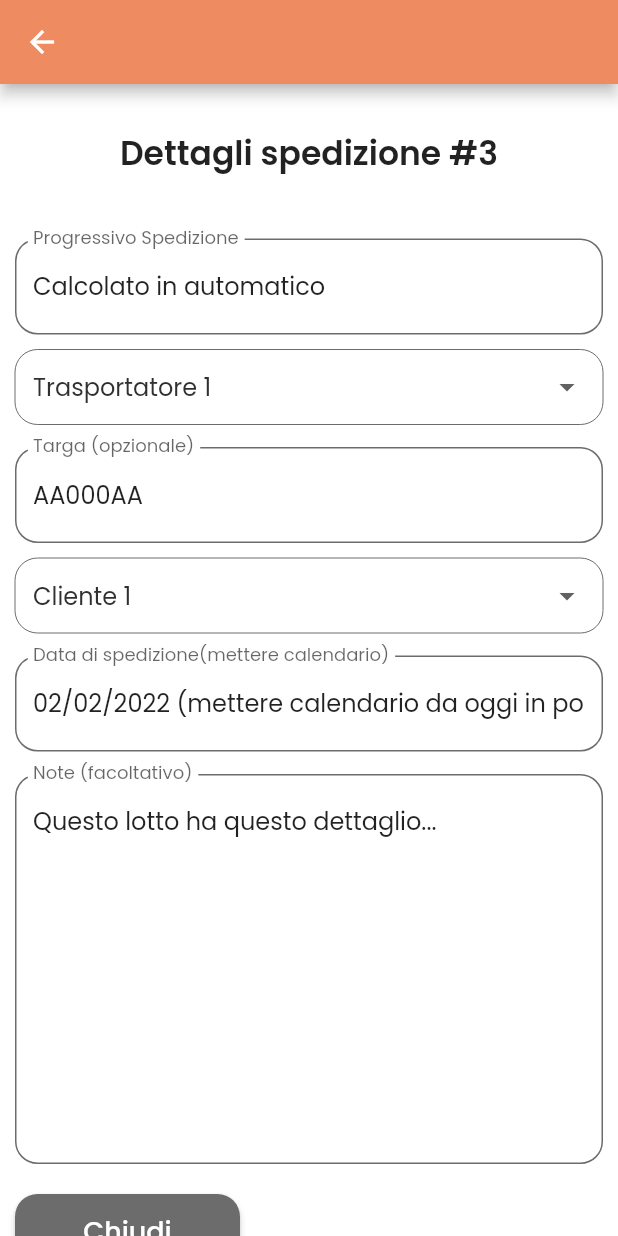
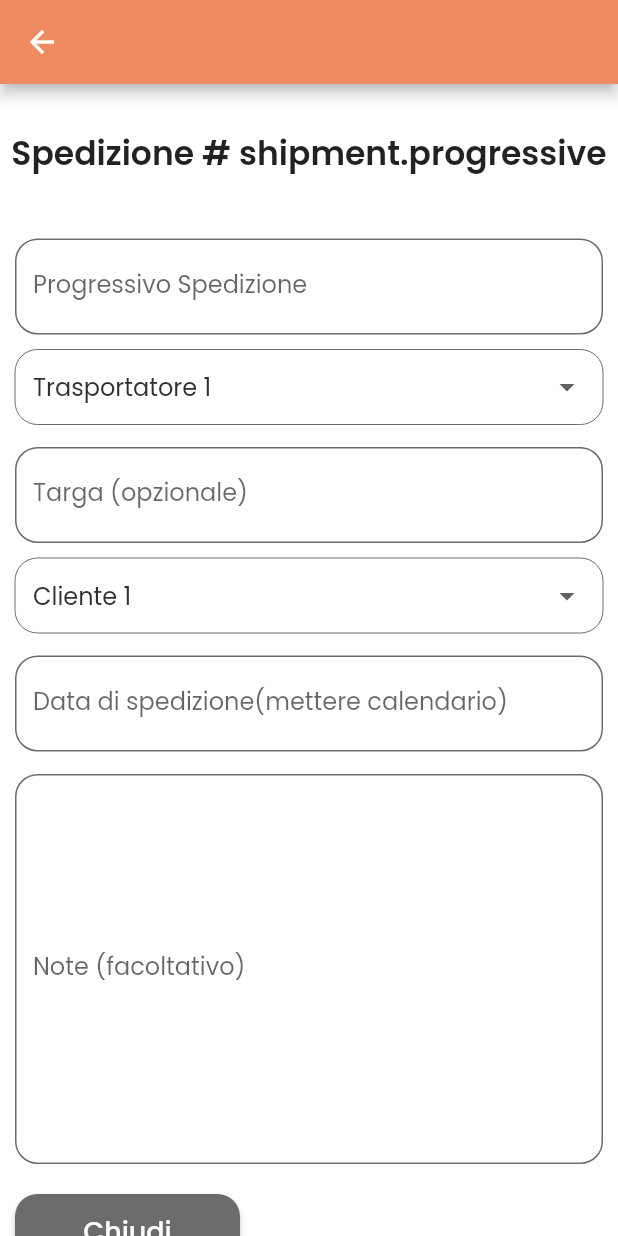
Before and after one commit to enricodido/app1, a Flutter app: the DettagliSpedizioneWidget screen opened by its route, on a phone screen of 412 x 824 dp. Run offline on Flutter 3.47's test engine with Material 2 defaults, Android fonts, the phone set to English and light mode, and no system bars; drawn by our look-alikes of auto_size_text; our stand-ins replace easy_debounce, flutter_bloc, font_awesome_flutter, get_it, google_fonts, page_transition and 2 more; missing offline and left inert: flutter_barcode_scanner, json_path; accounts and stored records are empty.

Commit message:
detail shipment, fix save

```diff
--- a/lib/pages/detail_new_shipment.dart
+++ b/lib/pages/detail_new_shipment.dart
@@ -1,12 +1,23 @@
+import 'package:agros_app/model/shipment.dart';
 import 'package:agros_app/pages/shipment.dart';
+import 'package:flutter/scheduler.dart';
 import 'package:flutter/services.dart';
+import 'package:flutter_bloc/flutter_bloc.dart';
 
+import '../blocs/get_shipment.dart';
 import '../components/flutter_flow_theme.dart';
 import '../components/flutter_flow_widget.dart';
 import 'package:easy_debounce/easy_debounce.dart';
 import 'package:flutter/material.dart';
 import 'package:flutter_barcode_scanner/flutter_barcode_scanner.dart';
 import 'package:google_fonts/google_fonts.dart';
+
+/*class DettaglioNuovaSpedizioneWidgetArg {
+  DettaglioNuovaSpedizioneWidgetArg({required this.shipment_id,
+  });
+
+  final String shipment_id;
+}*/
 
 class DettaglioNuovaSpedizioneWidget extends StatefulWidget {
   static const ROUTE_NAME = '/new_shipment_detail';
@@ -22,11 +33,21 @@ class _DettaglioNuovaSpedizioneWidgetState
   TextEditingController textController2 = TextEditingController();
   String scanQRCode = '';
   final scaffoldKey = GlobalKey<ScaffoldState>();
+  late String shipment_id;
+
 
   @override
   void initState() {
     super.initState();
+  /*  SchedulerBinding.instance!.addPostFrameCallback((_) async {
+    setState(() {
+      final args = ModalRoute.of(context)!.settings.arguments as DettaglioNuovaSpedizioneWidgetArg;
 
+      shipment_id = args.shipment_id!;
+    });
+      BlocProvider.of<GetShipmentBloc>(context).add(GetShipmentBlocRefreshEvent());
+      BlocProvider.of<GetShipmentBloc>(context).add(GetShipmentBlocGetEvent(/*shipment_id: shipment_id*/));
+    });*/
   }
 
   Future<void> scanQR() async {
@@ -57,7 +78,6 @@ class _DettaglioNuovaSpedizioneWidgetState
       appBar: AppBar(
         backgroundColor: FlutterFlowTheme.secondaryColor,
         automaticallyImplyLeading: true,
-        actions: [],
         centerTitle: true,
         elevation: 4,
       ),
--- a/lib/pages/detail_shipment.dart
+++ b/lib/pages/detail_shipment.dart
@@ -1,7 +1,12 @@
+import 'package:agros_app/model/shipment.dart';
+
 import '../components/flutter_flow_drop_down.dart';
 import '../components/flutter_flow_theme.dart';
 import '../components/flutter_flow_widget.dart';
 import 'package:flutter/material.dart';
+
+import '../model/carriers.dart';
+import '../model/customers.dart';
 
 class DettagliSpedizioneWidget extends StatefulWidget {
   static const ROUTE_NAME = '/shipment_detail';
@@ -12,23 +17,23 @@ class DettagliSpedizioneWidget extends StatefulWidget {
 }
 
 class _DettagliSpedizioneWidgetState extends State<DettagliSpedizioneWidget> {
-  String? dropDownValue1;
-  TextEditingController textController1 = TextEditingController();
-  TextEditingController textController2 = TextEditingController();
-  String? dropDownValue2;
-  TextEditingController textController3 = TextEditingController();
-  TextEditingController textController4 = TextEditingController();
+  TextEditingController progressiveController = TextEditingController();
+  TextEditingController dateController = TextEditingController();
+  TextEditingController vehicleController = TextEditingController();
+  TextEditingController noteController = TextEditingController();
+  CustomerModel? selectedCustomer;
+  CarrierModel? selectedCarrier;
+  bool isLoading = false;
   final scaffoldKey = GlobalKey<ScaffoldState>();
 
   @override
   void initState() {
     super.initState();
-    textController1 = TextEditingController(text: 'Calcolato in automatico');
-    textController2 = TextEditingController(text: 'AA000AA');
-    textController3 = TextEditingController(
-        text: '02/02/2022 (mettere calendario da oggi in poi)');
-    textController4 =
-        TextEditingController(text: 'Questo lotto ha questo dettaglio...');
+    TextEditingController textController1 = TextEditingController();
+    TextEditingController textController2 = TextEditingController();
+    TextEditingController textController3 = TextEditingController();
+    TextEditingController textController4 =
+        TextEditingController();
   }
 
   @override
@@ -59,7 +64,7 @@ class _DettagliSpedizioneWidgetState extends State<DettagliSpedizioneWidget> {
                   Padding(
                     padding: EdgeInsetsDirectional.fromSTEB(0, 30, 0, 20),
                     child: Text(
-                      'Dettagli spedizione #3',
+                      'Spedizione # ' + 'shipment.progressive',
                       style: FlutterFlowTheme.bodyText1.override(
                         fontFamily: 'Poppins',
                         fontSize: 22,
@@ -70,7 +75,7 @@ class _DettagliSpedizioneWidgetState extends State<DettagliSpedizioneWidget> {
                   Padding(
                     padding: EdgeInsetsDirectional.fromSTEB(10, 20, 10, 0),
                     child: TextFormField(
-                      controller: textController1,
+                      controller: progressiveController,
                       obscureText: false,
                       decoration: InputDecoration(
                         labelText: 'Progressivo Spedizione',
@@ -99,7 +104,7 @@ class _DettagliSpedizioneWidgetState extends State<DettagliSpedizioneWidget> {
                   Padding(
                     padding: EdgeInsetsDirectional.fromSTEB(10, 10, 10, 0),
                     child: FlutterFlowDropDown(
-                      initialOption: dropDownValue1,
+
                       options: ['Trasportatore 1', 'trasportatore 2'].toList(),
                       onChanged: (val) => setState(() =>  val),
                       width: MediaQuery.of(context).size.width,
@@ -122,7 +127,7 @@ class _DettagliSpedizioneWidgetState extends State<DettagliSpedizioneWidget> {
                   Padding(
                     padding: EdgeInsetsDirectional.fromSTEB(10, 15, 10, 0),
                     child: TextFormField(
-                      controller: textController2,
+                      controller: vehicleController,
                       obscureText: false,
                       decoration: InputDecoration(
                         labelText: 'Targa (opzionale)',
@@ -151,7 +156,7 @@ class _DettagliSpedizioneWidgetState extends State<DettagliSpedizioneWidget> {
                   Padding(
                     padding: EdgeInsetsDirectional.fromSTEB(10, 10, 10, 0),
                     child: FlutterFlowDropDown(
-                      initialOption: dropDownValue2 ,
+
                       options: ['Cliente 1', 'Cliente 2'].toList(),
                       onChanged: (val) => setState(() =>  val),
                       width: MediaQuery.of(context).size.width,
@@ -174,7 +179,7 @@ class _DettagliSpedizioneWidgetState extends State<DettagliSpedizioneWidget> {
                   Padding(
                     padding: EdgeInsetsDirectional.fromSTEB(10, 15, 10, 0),
                     child: TextFormField(
-                      controller: textController3,
+                      controller: dateController,
                       obscureText: false,
                       decoration: InputDecoration(
                         labelText: 'Data di spedizione(mettere calendario)',
@@ -204,7 +209,7 @@ class _DettagliSpedizioneWidgetState extends State<DettagliSpedizioneWidget> {
                   Padding(
                     padding: EdgeInsetsDirectional.fromSTEB(10, 15, 10, 0),
                     child: TextFormField(
-                      controller: textController4,
+                      controller: noteController,
                       obscureText: false,
                       decoration: InputDecoration(
                         labelText: 'Note (facoltativo)',
--- a/lib/repositories/label.dart
+++ b/lib/repositories/label.dart
@@ -49,7 +49,7 @@ class LabelRepository {
      String weight,
      String numbers,
      String property_id,
-      String note,
+     String note,
      String boxes_type_id,
      String team_id,
 
```
Also changed, not shown: lib/pages/new_shipment.dart (+4 -4 lines), lib/pages/shipment.dart (+40 -10 lines).
